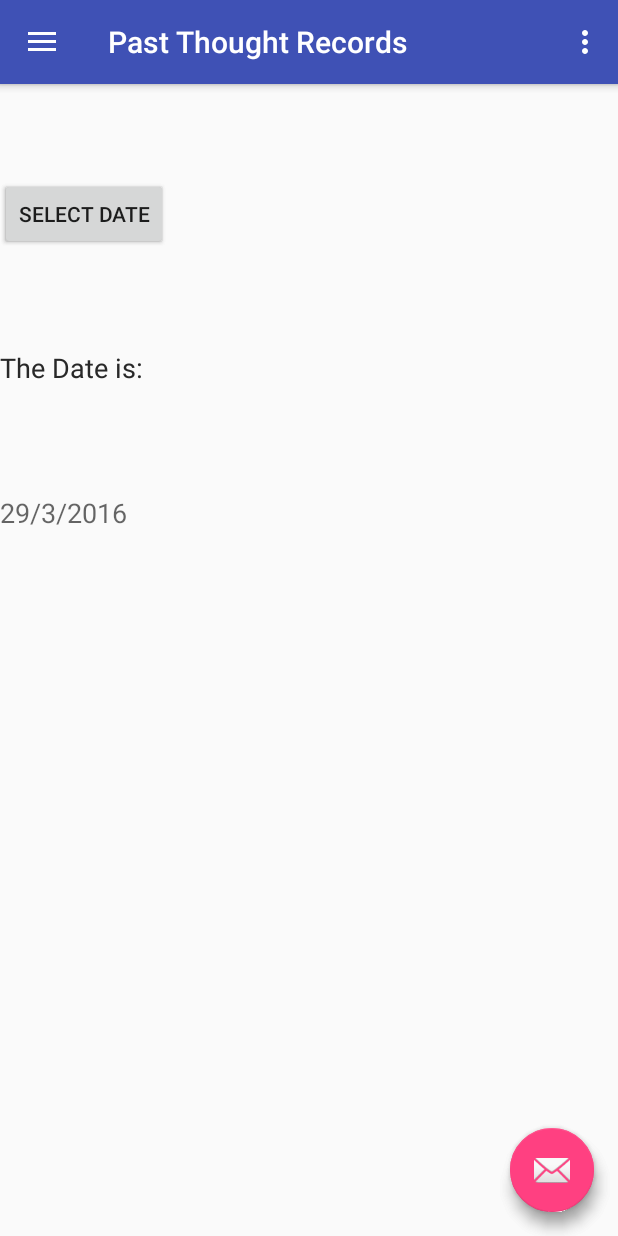
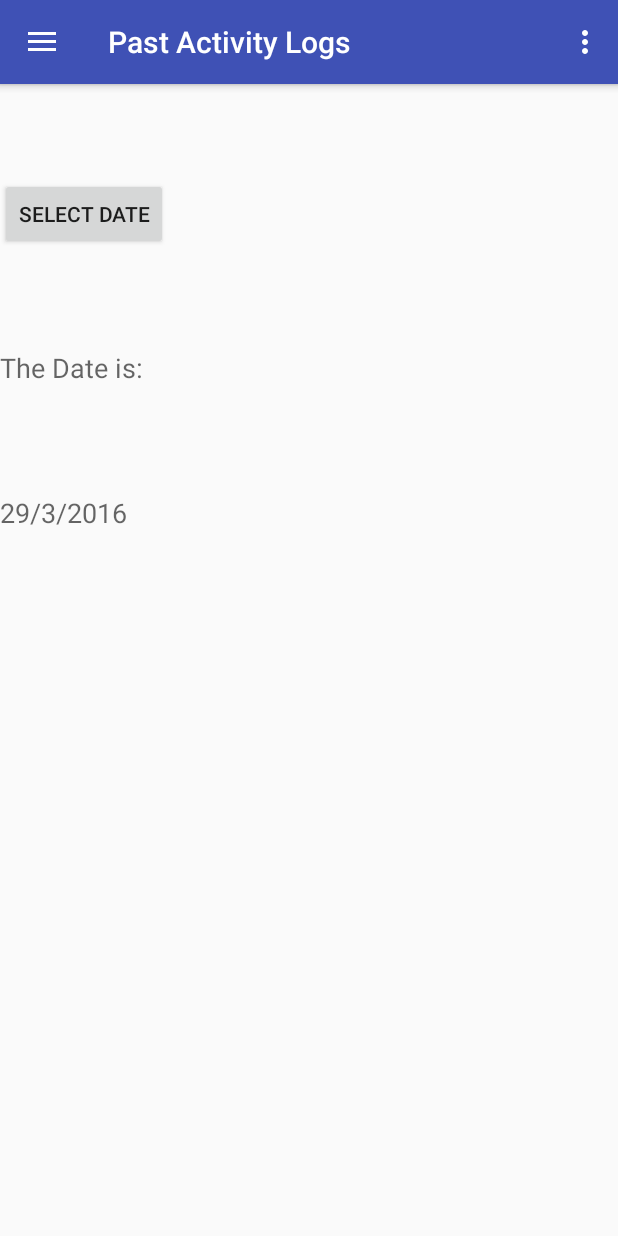
Before and after one commit to TheRoamingHare/ocelot-mobile, an Android app: the RecordDatePicker screen opened directly, with no data from a screen before it, in the side drawer, after a tap on "View old logs", on a phone screen of 412 x 824 dp. Run offline under Robolectric (Android 15) with nearby library versions, the phone set to English and light mode, and no system bars.

Commit message:
Activtiy log routing and UI

```diff
--- /dev/null
+++ b/app/src/main/java/com/mobile/ocelot/ocelot_mobile_test/ActivityLog.java
@@ -0,0 +1,88 @@
+package com.mobile.ocelot.ocelot_mobile_test;
+
+import android.app.Activity;
+import android.os.Bundle;
+import android.support.design.widget.FloatingActionButton;
+import android.support.design.widget.NavigationView;
+import android.support.design.widget.Snackbar;
+import android.support.v4.widget.DrawerLayout;
+import android.support.v7.app.ActionBarDrawerToggle;
+import android.support.v7.app.AppCompatActivity;
+import android.support.v7.widget.Toolbar;
+import android.view.View;
+import android.app.DatePickerDialog;
+import android.app.Dialog;
+import android.os.Bundle;
+import android.support.design.widget.FloatingActionButton;
+import android.support.design.widget.NavigationView;
+import android.support.design.widget.Snackbar;
+import android.support.v4.widget.DrawerLayout;
+import android.support.v7.app.ActionBarDrawerToggle;
+import android.support.v7.widget.Toolbar;
+import android.view.Menu;
+import android.widget.DatePicker;
+import android.widget.TextView;
+import android.widget.Toast;
+
+import java.util.Calendar;
+
+public class ActivityLog extends MainActivity {
+
+    private DatePicker datePicker;
+    private Calendar calendar;
+    private TextView dateView;
+    private int year, month, day;
+
+    @Override
+    protected void onCreate(Bundle savedInstanceState) {
+        super.onCreate(savedInstanceState);
+        setContentView(R.layout.activity_activity_log);
+
+        Toolbar toolbar = (Toolbar) findViewById(R.id.toolbar);
+        setSupportActionBar(toolbar);
+
+        DrawerLayout drawer = (DrawerLayout) findViewById(R.id.drawer_layout);
+        ActionBarDrawerToggle toggle = new ActionBarDrawerToggle(
+                this, drawer, toolbar, R.string.navigation_drawer_open, R.string.navigation_drawer_close);
+        drawer.setDrawerListener(toggle);
+        toggle.syncState();
+
+        NavigationView navigationView = (NavigationView) findViewById(R.id.nav_view);
+        navigationView.setNavigationItemSelectedListener(this);
+
+        dateView = (TextView) findViewById(R.id.textView3);
+        calendar = Calendar.getInstance();
+        year = calendar.get(Calendar.YEAR);
+
+        month = calendar.get(Calendar.MONTH);
+        day = calendar.get(Calendar.DAY_OF_MONTH);
+        showDate(year, month + 1, day);
+    }
+
+    @SuppressWarnings("deprecation")
+    public void setDate(View view) {
+        showDialog(999);
+        Toast.makeText(getApplicationContext(), "ca", Toast.LENGTH_SHORT)
+                .show();
+    }
+
+    private DatePickerDialog.OnDateSetListener myDateListener = new DatePickerDialog.OnDateSetListener() {
+        @Override
+        public void onDateSet(DatePicker arg0, int arg1, int arg2, int arg3) {
+            showDate(arg1, arg2+1, arg3);
+        }
+    };
+
+    @Override
+    protected Dialog onCreateDialog(int id) {
+        if (id == 999) {
+            return new DatePickerDialog(this, myDateListener, year, month, day);
+        }
+        return null;
+    }
+
+    private void showDate(int year, int month, int day) {
+        dateView.setText(new StringBuilder().append(day).append("/")
+                .append(month).append("/").append(year));
+    }
+}
--- a/app/src/main/java/com/mobile/ocelot/ocelot_mobile_test/MainActivity.java
+++ b/app/src/main/java/com/mobile/ocelot/ocelot_mobile_test/MainActivity.java
@@ -27,17 +27,18 @@ public class MainActivity extends AppCompatActivity implements NavigationView.On
         super.onCreate(savedInstanceState);
         Log.d(TAG, "onCreate(Bundle) called");
         setContentView(R.layout.activity_main);
+
         Toolbar toolbar = (Toolbar) findViewById(R.id.toolbar);
         setSupportActionBar(toolbar);
 
-        FloatingActionButton fab = (FloatingActionButton) findViewById(R.id.fab);
-        fab.setOnClickListener(new View.OnClickListener() {
-            @Override
-            public void onClick(View view) {
-                Snackbar.make(view, "Replace with your own action", Snackbar.LENGTH_LONG)
-                        .setAction("Action", null).show();
-            }
-        });
+//        FloatingActionButton fab = (FloatingActionButton) findViewById(R.id.fab);
+//        fab.setOnClickListener(new View.OnClickListener() {
+//            @Override
+//            public void onClick(View view) {
+//                Snackbar.make(view, "Replace with your own action", Snackbar.LENGTH_LONG)
+//                        .setAction("Action", null).show();
+//            }
+//        });
 
         DrawerLayout drawer = (DrawerLayout) findViewById(R.id.drawer_layout);
         ActionBarDrawerToggle toggle = new ActionBarDrawerToggle(
@@ -97,9 +98,9 @@ public class MainActivity extends AppCompatActivity implements NavigationView.On
         int id = item.getItemId();
 
         if (id == R.id.new_logs) {
-
+            startActivity(new Intent(this, NewActivityLog.class));
         } else if (id == R.id.log_calendar) {
-
+            startActivity(new Intent(this, ActivityLog.class));
         } else if (id == R.id.new_record) {
             startActivity(new Intent(this, NewThoughtRecord.class));
         } else if (id == R.id.record_calendar) {
--- /dev/null
+++ b/app/src/main/res/layout/activity_activity_log.xml
@@ -0,0 +1,52 @@
+<?xml version="1.0" encoding="utf-8"?>
+<android.support.design.widget.CoordinatorLayout
+    xmlns:android="http://schemas.android.com/apk/res/android"
+    xmlns:app="http://schemas.android.com/apk/res-auto"
+    xmlns:tools="http://schemas.android.com/tools"
+    android:layout_width="match_parent"
+    android:layout_height="match_parent"
+    android:fitsSystemWindows="true"
+    tools:context="com.mobile.ocelot.ocelot_mobile_test.ActivityLog">
+
+    <android.support.design.widget.AppBarLayout
+        android:layout_width="match_parent"
+        android:layout_height="wrap_content"
+        android:theme="@style/AppTheme.AppBarOverlay">
+
+        <android.support.v7.widget.Toolbar
+            android:id="@+id/toolbar"
+            android:layout_width="match_parent"
+            android:layout_height="?attr/actionBarSize"
+            android:background="?attr/colorPrimary"
+            app:popupTheme="@style/AppTheme.PopupOverlay"/>
+
+    </android.support.design.widget.AppBarLayout>
+
+    <include layout="@layout/content_activity_log"/>
+
+    <android.support.v4.widget.DrawerLayout xmlns:android="http://schemas.android.com/apk/res/android"
+            xmlns:app="http://schemas.android.com/apk/res-auto"
+            xmlns:tools="http://schemas.android.com/tools"
+            android:id="@+id/drawer_layout"
+            android:layout_width="match_parent"
+            android:layout_height="match_parent"
+            android:fitsSystemWindows="true"
+            tools:openDrawer="start">
+
+        <include
+            layout="@layout/app_bar_old_tr"
+            android:layout_width="match_parent"
+            android:layout_height="match_parent" />
+
+        <android.support.design.widget.NavigationView
+            android:id="@+id/nav_view"
+            android:layout_width="wrap_content"
+            android:layout_height="match_parent"
+            android:layout_gravity="start"
+            android:fitsSystemWindows="true"
+            app:headerLayout="@layout/nav_header_main"
+            app:menu="@menu/activity_main_drawer" />
+
+    </android.support.v4.widget.DrawerLayout>
+
+</android.support.design.widget.CoordinatorLayout>
--- a/app/src/main/res/layout/app_bar_old_tr.xml
+++ b/app/src/main/res/layout/app_bar_old_tr.xml
@@ -23,12 +23,12 @@
 
     <include layout="@layout/old_tr_content" />
 
-    <android.support.design.widget.FloatingActionButton
-        android:id="@+id/fab"
-        android:layout_width="wrap_content"
-        android:layout_height="wrap_content"
-        android:layout_gravity="bottom|end"
-        android:layout_margin="@dimen/fab_margin"
-        android:src="@android:drawable/ic_dialog_email" />
+    <!--<android.support.design.widget.FloatingActionButton-->
+        <!--android:id="@+id/fab"-->
+        <!--android:layout_width="wrap_content"-->
+        <!--android:layout_height="wrap_content"-->
+        <!--android:layout_gravity="bottom|end"-->
+        <!--android:layout_margin="@dimen/fab_margin"-->
+        <!--android:src="@android:drawable/ic_dialog_email" />-->
 
 </android.support.design.widget.CoordinatorLayout>
--- /dev/null
+++ b/app/src/main/res/layout/content_activity_log.xml
@@ -0,0 +1,16 @@
+<?xml version="1.0" encoding="utf-8"?>
+<RelativeLayout
+    xmlns:android="http://schemas.android.com/apk/res/android"
+    xmlns:app="http://schemas.android.com/apk/res-auto"
+    xmlns:tools="http://schemas.android.com/tools"
+    android:layout_width="match_parent"
+    android:layout_height="match_parent"
+    android:paddingBottom="@dimen/activity_vertical_margin"
+    android:paddingLeft="@dimen/activity_horizontal_margin"
+    android:paddingRight="@dimen/activity_horizontal_margin"
+    android:paddingTop="@dimen/activity_vertical_margin"
+    app:layout_behavior="@string/appbar_scrolling_view_behavior"
+    tools:context="com.mobile.ocelot.ocelot_mobile_test.ActivityLog"
+    tools:showIn="@layout/activity_activity_log">
+
+</RelativeLayout>
--- a/app/src/main/res/values/strings.xml
+++ b/app/src/main/res/values/strings.xml
@@ -1,7 +1,8 @@
 <?xml version="1.0" encoding="utf-8"?>
 <resources>
     <string name="app_name">Ocelot</string>
-    <string name="edit_message">Activity</string>
+    <string name="edit_message">Current Activity</string>
+    <string name="edit_mood">Mood (1-100)</string>
     <string name="button_send">Save</string>
     <string name="action_settings">Settings</string>
     <string name="title_activity_display_message">Activity Record</string>
@@ -15,4 +16,6 @@
     <string name="date_selected"></string>
 
     <string name="title_activity_old_thought_record">Past Thought Records</string>
+    <string name="title_activity_activity_log">Past Activity Logs</string>
+    <string name="title_activity_new_activity_log">New Activity Log</string>
 </resources>
```
Also changed, not shown: app/src/main/AndroidManifest.xml (+20 -10 lines), app/src/main/java/com/mobile/ocelot/ocelot_mobile_test/NewActivityLog.java (added, +33 -0 lines), app/src/main/res/layout/activity_display_message.xml (+7 -7 lines), app/src/main/res/layout/activity_main.xml (+0 -8 lines), app/src/main/res/layout/activity_new_activity_log.xml (added, +52 -0 lines), app/src/main/res/layout/app_bar_main.xml (+0 -8 lines), app/src/main/res/layout/content_new_activity_log.xml (added, +23 -0 lines), 2 other files.
